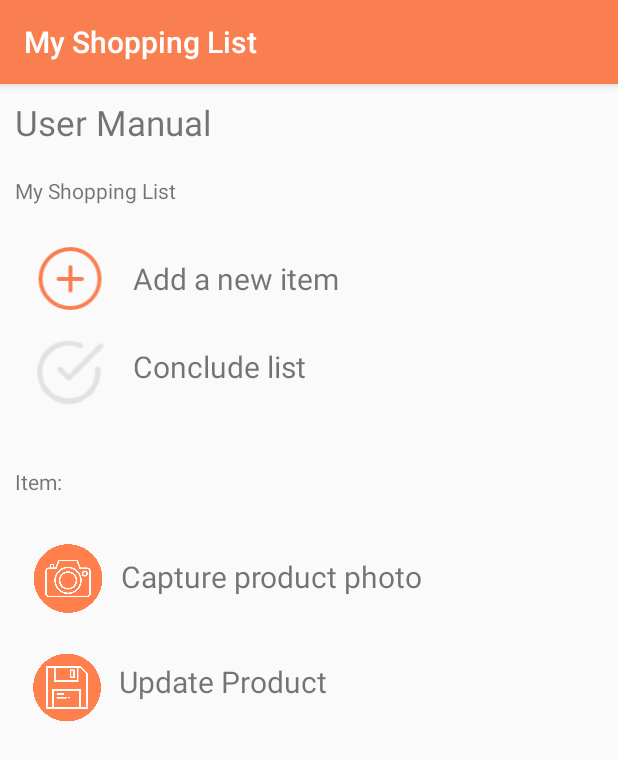
After one commit to MariaJoaoMiraPaulo/URJC-LDM-T2, an Android app: the UserManualActivity screen opened directly, with no data from a screen before it, on a phone screen of 412 x 824 dp. The commit adds this screen. Shown: the top 760 px of the screen. Run offline under Robolectric (Android 15) with nearby library versions, the phone set to English and light mode, and no system bars.

Commit message:
Created user manual activity.

```diff
--- a/app/src/main/AndroidManifest.xml
+++ b/app/src/main/AndroidManifest.xml
@@ -19,6 +19,7 @@
         <activity android:name=".ShoppingListActivity"></activity>
         <activity android:name=".ViewProductActivity"></activity>
         <activity android:name=".HistoryActivity"></activity>
+        <activity android:name=".UserManualActivity"></activity>
     </application>
     <uses-feature android:name="android.hardware.camera"
         android:required="true" />
--- a/app/src/main/java/com/example/mariajoaomirapaulo/myshoppinglist/MainActivity.java
+++ b/app/src/main/java/com/example/mariajoaomirapaulo/myshoppinglist/MainActivity.java
@@ -42,5 +42,14 @@ public class MainActivity extends AppCompatActivity {
                 startActivity(intent);
             }
         });
+
+        manual.setOnClickListener(new View.OnClickListener() {
+            @Override
+            public void onClick(View v) {
+                soundPool.play(successSound, 1, 3, 1, 0, 0);
+                Intent intent = new Intent(MainActivity.this, UserManualActivity.class);
+                startActivity(intent);
+            }
+        });
     }
 }
--- /dev/null
+++ b/app/src/main/java/com/example/mariajoaomirapaulo/myshoppinglist/UserManualActivity.java
@@ -0,0 +1,13 @@
+package com.example.mariajoaomirapaulo.myshoppinglist;
+
+import android.os.Bundle;
+import android.support.annotation.Nullable;
+import android.support.v7.app.AppCompatActivity;
+
+public class UserManualActivity extends AppCompatActivity {
+    @Override
+    protected void onCreate(@Nullable Bundle savedInstanceState) {
+        super.onCreate(savedInstanceState);
+        setContentView(R.layout.user_manual);
+    }
+}
--- a/app/src/main/res/layout/listview_item.xml
+++ b/app/src/main/res/layout/listview_item.xml
@@ -27,6 +27,8 @@
             android:layout_width="wrap_content"
             android:layout_height="wrap_content"
             android:layout_weight="10"
+            android:backgroundTint="@color/colorPrimary"
+            android:buttonTint="@color/colorPrimary"
             android:padding="10dp"
             android:textColorLink="@color/colorLightGrey"
             android:textSize="20sp" />
--- /dev/null
+++ b/app/src/main/res/layout/user_manual.xml
@@ -0,0 +1,148 @@
+<?xml version="1.0" encoding="utf-8"?>
+<android.support.constraint.ConstraintLayout
+    xmlns:android="http://schemas.android.com/apk/res/android"
+    xmlns:app="http://schemas.android.com/apk/res-auto"
+    xmlns:tools="http://schemas.android.com/tools"
+    android:layout_width="match_parent"
+    android:layout_height="match_parent">
+
+    <LinearLayout
+        android:layout_width="368dp"
+        android:layout_height="551dp"
+        android:orientation="vertical"
+        tools:layout_editor_absoluteX="8dp"
+        tools:layout_editor_absoluteY="8dp">
+
+        <TextView
+            android:id="@+id/textView6"
+            android:layout_width="match_parent"
+            android:layout_height="wrap_content"
+            android:padding="10dp"
+            android:text="User Manual"
+            android:textSize="23sp" />
+
+        <TextView
+            android:id="@+id/textView"
+            android:layout_width="match_parent"
+            android:layout_height="wrap_content"
+            android:padding="10dp"
+            android:text="My Shopping List" />
+
+        <LinearLayout
+            android:layout_width="match_parent"
+            android:layout_height="wrap_content"
+            android:orientation="vertical"
+            android:padding="10dp">
+
+            <LinearLayout
+                android:layout_width="match_parent"
+                android:layout_height="wrap_content"
+                android:orientation="horizontal"
+                android:padding="5dp">
+
+                <ImageView
+                    android:id="@+id/imageView"
+                    android:layout_width="206dp"
+                    android:layout_height="wrap_content"
+                    android:layout_weight="1"
+                    app:srcCompat="@mipmap/add_icon" />
+
+                <TextView
+                    android:id="@+id/textView3"
+                    android:layout_width="417dp"
+                    android:layout_height="wrap_content"
+                    android:layout_weight="1"
+                    android:padding="10dp"
+                    android:text="Add a new item"
+                    android:textSize="20sp" />
+
+            </LinearLayout>
+
+            <LinearLayout
+                android:layout_width="match_parent"
+                android:layout_height="76dp"
+                android:orientation="horizontal"
+                android:padding="5dp">
+
+                <ImageView
+                    android:id="@+id/imageView3"
+                    android:layout_width="79dp"
+                    android:layout_height="55dp"
+                    android:layout_weight="1"
+                    app:srcCompat="@mipmap/conclude_icon" />
+
+                <TextView
+                    android:id="@+id/textView4"
+                    android:layout_width="290dp"
+                    android:layout_height="57dp"
+                    android:layout_weight="1"
+                    android:padding="10dp"
+                    android:text="Conclude list"
+                    android:textSize="20sp" />
+            </LinearLayout>
+
+        </LinearLayout>
+
+        <TextView
+            android:id="@+id/textView5"
+            android:layout_width="match_parent"
+            android:layout_height="wrap_content"
+            android:padding="10dp"
+            android:text="Item:" />
+
+        <LinearLayout
+            android:layout_width="match_parent"
+            android:layout_height="match_parent"
+            android:orientation="vertical"
+            android:padding="10dp">
+
+            <LinearLayout
+                android:layout_width="match_parent"
+                android:layout_height="wrap_content"
+                android:orientation="horizontal"
+                android:padding="10dp">
+
+                <ImageView
+                    android:id="@+id/imageView"
+                    android:layout_width="190dp"
+                    android:layout_height="50dp"
+                    android:layout_weight="1"
+                    app:srcCompat="@drawable/camara" />
+
+                <TextView
+                    android:id="@+id/textView3"
+                    android:layout_width="417dp"
+                    android:layout_height="wrap_content"
+                    android:layout_weight="1"
+                    android:padding="10dp"
+                    android:text="Capture product photo"
+                    android:textSize="20sp" />
+
+            </LinearLayout>
+
+            <LinearLayout
+                android:layout_width="match_parent"
+                android:layout_height="wrap_content"
+                android:orientation="horizontal"
+                android:padding="10dp">
+
+                <ImageView
+                    android:id="@+id/imageView3"
+                    android:layout_width="60dp"
+                    android:layout_height="55dp"
+                    android:layout_weight="1"
+                    app:srcCompat="@drawable/save" />
+
+                <TextView
+                    android:id="@+id/textView4"
+                    android:layout_width="290dp"
+                    android:layout_height="57dp"
+                    android:layout_weight="1"
+                    android:padding="10dp"
+                    android:text="Update Product"
+                    android:textSize="20sp" />
+            </LinearLayout>
+
+        </LinearLayout>
+    </LinearLayout>
+</android.support.constraint.ConstraintLayout>
```
